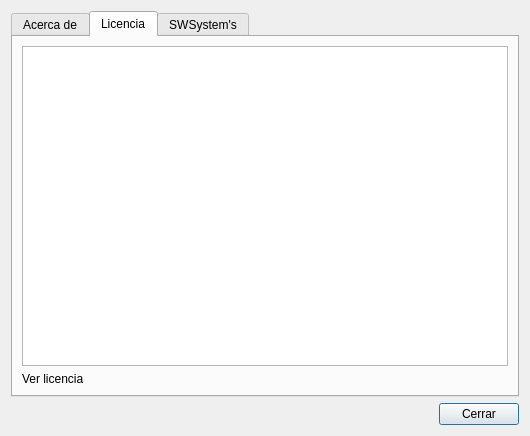
Old version of the form acercadedialog.ui in the repository lincolningaroca/xxxApp.
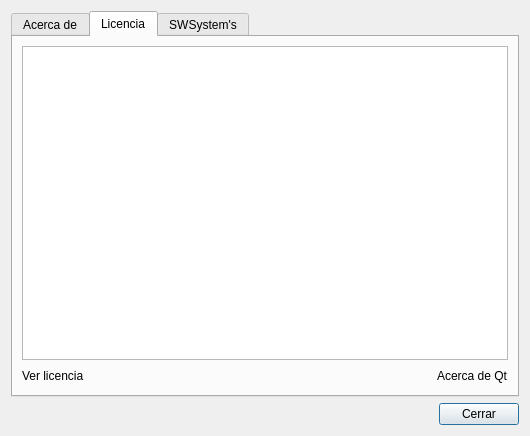
New version of the form. The open tabs and pages were chosen to show the change.

Commit message: Add about Qt label, and bug fixes.

The edit to the form file:
```diff
--- a/acercadedialog.ui
+++ b/acercadedialog.ui
@@ -38,11 +38,35 @@
         <widget class="QTextBrowser" name="tbLicencia"/>
        </item>
        <item>
+        <layout class="QHBoxLayout" name="horizontalLayout_2">
+         <item>
         <widget class="QLabel" name="lblLicencia">
          <property name="text">
           <string>Ver licencia</string>
          </property>
         </widget>
+         </item>
+         <item>
+          <spacer name="horizontalSpacer_2">
+           <property name="orientation">
+            <enum>Qt::Horizontal</enum>
+           </property>
+           <property name="sizeHint" stdset="0">
+            <size>
+             <width>40</width>
+             <height>20</height>
+            </size>
+           </property>
+          </spacer>
+         </item>
+         <item>
+          <widget class="QLabel" name="lblAcercaQt">
+           <property name="text">
+            <string>Acerca de Qt</string>
+           </property>
+          </widget>
+         </item>
+        </layout>
        </item>
       </layout>
      </widget>
```
Left out of the diff: 2 changed lines with no effect on the pictures. Lines whose indentation alone changed are shown as unchanged. The commit also changes 2 other files.
